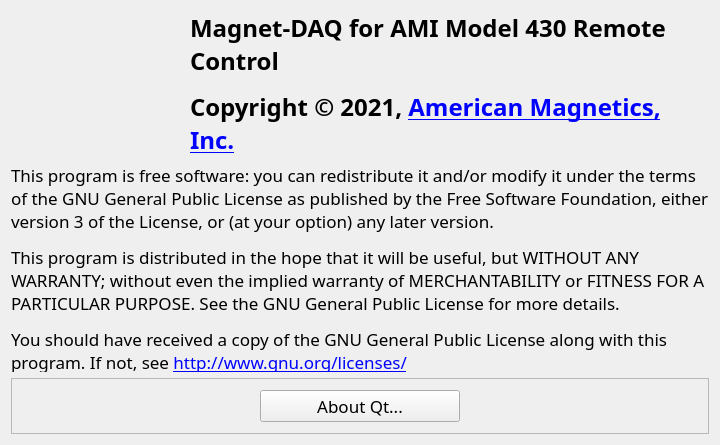
First picture: the form in macOS-UI/aboutdialog.ui, repository American-Magnetics-Inc/magnet-daq, before the edit.
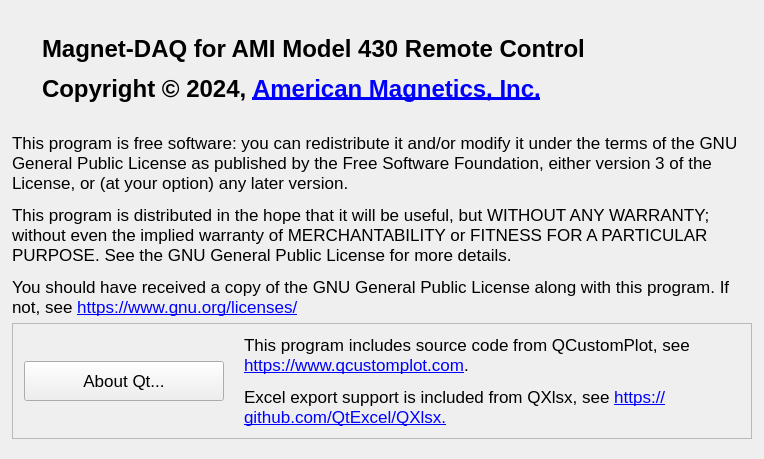
Second picture: the form after the edit. Icons and pictures are not drawn.

The edit to the form file:
```diff
--- a/macOS-UI/aboutdialog.ui
+++ b/macOS-UI/aboutdialog.ui
@@ -9,8 +9,8 @@
    <rect>
     <x>0</x>
     <y>0</y>
-    <width>720</width>
-    <height>445</height>
+    <width>764</width>
+    <height>459</height>
    </rect>
   </property>
   <property name="sizePolicy">
@@ -27,7 +27,6 @@
   </property>
   <property name="font">
    <font>
-    <family>.SF NS</family>
     <pointsize>13</pointsize>
    </font>
   </property>
@@ -40,7 +39,41 @@
   <property name="styleSheet">
    <string notr="true"/>
   </property>
-  <layout class="QGridLayout" name="gridLayout" rowstretch="2,2,1" columnstretch="1,3">
+  <layout class="QGridLayout" name="gridLayout" rowstretch="1,1,1" columnstretch="0,1">
+   <property name="leftMargin">
+    <number>12</number>
+   </property>
+   <property name="topMargin">
+    <number>12</number>
+   </property>
+   <property name="rightMargin">
+    <number>12</number>
+   </property>
+   <property name="bottomMargin">
+    <number>20</number>
+   </property>
+   <property name="horizontalSpacing">
+    <number>20</number>
+   </property>
+   <item row="0" column="0">
+    <widget class="QLabel" name="logo">
+     <property name="text">
+      <string/>
+     </property>
+     <property name="pixmap">
+      <pixmap resource="magnetdaq.qrc">:/magnetdaq/Resources/AMIlogo.png</pixmap>
+     </property>
+     <property name="scaledContents">
+      <bool>false</bool>
+     </property>
+     <property name="alignment">
+      <set>Qt::AlignCenter</set>
+     </property>
+     <property name="margin">
+      <number>10</number>
+     </property>
+    </widget>
+   </item>
    <item row="0" column="1">
     <widget class="QLabel" name="appname">
      <property name="minimumSize">
@@ -51,14 +84,12 @@
      </property>
      <property name="font">
       <font>
-       <family>.SF NS</family>
        <pointsize>18</pointsize>
-       <weight>75</weight>
        <bold>true</bold>
       </font>
      </property>
      <property name="text">
-      <string>&lt;html&gt;&lt;head/&gt;&lt;body&gt;&lt;p&gt;Magnet-DAQ for AMI Model 430 Remote Control&lt;/p&gt;&lt;p&gt;Copyright © 2021, &lt;a href=&quot;http://www.americanmagnetics.com&quot;&gt;&lt;span style=&quot; text-decoration: underline; color:#0000ff;&quot;&gt;American Magnetics, Inc.&lt;/span&gt;&lt;/a&gt;&lt;/p&gt;&lt;/body&gt;&lt;/html&gt;</string>
+      <string>&lt;html&gt;&lt;head/&gt;&lt;body&gt;&lt;p&gt;&lt;span style=&quot; font-size:18pt;&quot;&gt;Magnet-DAQ for AMI Model 430 Remote Control&lt;/span&gt;&lt;/p&gt;&lt;p&gt;&lt;span style=&quot; font-size:18pt;&quot;&gt;Copyright © 2024, &lt;/span&gt;&lt;a href=&quot;http://www.americanmagnetics.com&quot;&gt;&lt;span style=&quot; font-size:18pt; text-decoration: underline; color:#0000ff;&quot;&gt;American Magnetics, Inc.&lt;/span&gt;&lt;/a&gt;&lt;/p&gt;&lt;/body&gt;&lt;/html&gt;</string>
      </property>
      <property name="alignment">
       <set>Qt::AlignLeading|Qt::AlignLeft|Qt::AlignVCenter</set>
@@ -70,14 +101,19 @@
    </item>
    <item row="1" column="0" colspan="2">
     <widget class="QLabel" name="license">
+     <property name="sizePolicy">
+      <sizepolicy hsizetype="Preferred" vsizetype="Preferred">
+       <horstretch>0</horstretch>
+       <verstretch>0</verstretch>
+      </sizepolicy>
+     </property>
      <property name="font">
       <font>
-       <family>.SF NS</family>
        <pointsize>13</pointsize>
       </font>
      </property>
      <property name="text">
-      <string>&lt;html&gt;&lt;head/&gt;&lt;body&gt;&lt;p&gt;This program is free software: you can redistribute it and/or modify it under the terms of the GNU General Public License as published by the Free Software Foundation, either version 3 of the License, or (at your option) any later version.&lt;/p&gt;&lt;p&gt;This program is distributed in the hope that it will be useful, but WITHOUT ANY WARRANTY; without even the implied warranty of MERCHANTABILITY or FITNESS FOR A PARTICULAR PURPOSE. See the GNU General Public License for more details.&lt;/p&gt;&lt;p&gt;You should have received a copy of the GNU General Public License along with this program. If not, see &lt;a href=&quot;http://www.gnu.org/licenses/&quot;&gt;&lt;span style=&quot; text-decoration: underline; color:#0000ff;&quot;&gt;http://www.gnu.org/licenses/&lt;/span&gt;&lt;/a&gt;&lt;/p&gt;&lt;/body&gt;&lt;/html&gt;</string>
+      <string>&lt;html&gt;&lt;head/&gt;&lt;body&gt;&lt;p&gt;This program is free software: you can redistribute it and/or modify it under the terms of the GNU General Public License as published by the Free Software Foundation, either version 3 of the License, or (at your option) any later version.&lt;/p&gt;&lt;p&gt;This program is distributed in the hope that it will be useful, but WITHOUT ANY WARRANTY; without even the implied warranty of MERCHANTABILITY or FITNESS FOR A PARTICULAR PURPOSE. See the GNU General Public License for more details.&lt;/p&gt;&lt;p&gt;You should have received a copy of the GNU General Public License along with this program. If not, see &lt;a href=&quot;https://www.gnu.org/licenses/&quot;&gt;&lt;span style=&quot; text-decoration: underline; color:#0000ff;&quot;&gt;https://www.gnu.org/licenses/&lt;/span&gt;&lt;/a&gt;&lt;/p&gt;&lt;/body&gt;&lt;/html&gt;</string>
      </property>
      <property name="alignment">
       <set>Qt::AlignLeading|Qt::AlignLeft|Qt::AlignTop</set>
@@ -85,10 +121,25 @@
      <property name="wordWrap">
       <bool>true</bool>
      </property>
+     <property name="margin">
+      <number>10</number>
+     </property>
     </widget>
    </item>
    <item row="2" column="0" colspan="2">
-    <widget class="QFrame" name="frame">
+    <widget class="QFrame" name="aboutFrame">
+     <property name="minimumSize">
+      <size>
+       <width>0</width>
+       <height>0</height>
+      </size>
+     </property>
+     <property name="maximumSize">
+      <size>
+       <width>16777215</width>
+       <height>120</height>
+      </size>
+     </property>
      <property name="autoFillBackground">
       <bool>false</bool>
      </property>
@@ -98,13 +149,19 @@
      <property name="frameShadow">
       <enum>QFrame::Raised</enum>
      </property>
-     <layout class="QHBoxLayout" name="horizontalLayout">
+     <layout class="QHBoxLayout" name="aboutFrameHorizontalLayout">
+      <property name="spacing">
+       <number>20</number>
+      </property>
+      <property name="sizeConstraint">
+       <enum>QLayout::SetDefaultConstraint</enum>
+      </property>
       <item>
        <widget class="QPushButton" name="aboutQtButton">
         <property name="minimumSize">
          <size>
           <width>0</width>
-          <height>32</height>
+          <height>40</height>
          </size>
         </property>
         <property name="maximumSize">
@@ -118,28 +175,33 @@
         </property>
        </widget>
       </item>
+      <item>
+       <widget class="QLabel" name="license_2">
+        <property name="font">
+         <font>
+          <pointsize>13</pointsize>
+         </font>
+        </property>
+        <property name="text">
+         <string>&lt;html&gt;&lt;head/&gt;&lt;body&gt;&lt;p&gt;This program includes source code from QCustomPlot, see &lt;a href=&quot;https://www.qcustomplot.com&quot;&gt;&lt;span style=&quot; text-decoration: underline; color:#0000ff;&quot;&gt;https://www.qcustomplot.com&lt;/span&gt;&lt;/a&gt;.&lt;/p&gt;&lt;p&gt;Excel export support is included from QXlsx, see &lt;a href=&quot;https://github.com/QtExcel/QXlsx&quot;&gt;&lt;span style=&quot; text-decoration: underline; color:#0000ff;&quot;&gt;https://github.com/QtExcel/QXlsx.&lt;/span&gt;&lt;/a&gt;&lt;/p&gt;&lt;/body&gt;&lt;/html&gt;</string>
+        </property>
+        <property name="scaledContents">
+         <bool>false</bool>
+        </property>
+        <property name="alignment">
+         <set>Qt::AlignLeading|Qt::AlignLeft|Qt::AlignTop</set>
+        </property>
+        <property name="wordWrap">
+         <bool>true</bool>
+        </property>
+        <property name="margin">
+         <number>0</number>
+        </property>
+       </widget>
+      </item>
      </layout>
     </widget>
    </item>
-   <item row="0" column="0">
-    <widget class="QLabel" name="logo">
-     <property name="text">
-      <string/>
-     </property>
-     <property name="pixmap">
-      <pixmap resource="magnetdaq.qrc">:/magnetdaq/Resources/AMIlogo.png</pixmap>
-     </property>
-     <property name="scaledContents">
-      <bool>false</bool>
-     </property>
-     <property name="alignment">
-      <set>Qt::AlignCenter</set>
-     </property>
-     <property name="margin">
-      <number>0</number>
-     </property>
-    </widget>
-   </item>
   </layout>
  </widget>
  <layoutdefault spacing="6" margin="11"/>
```
